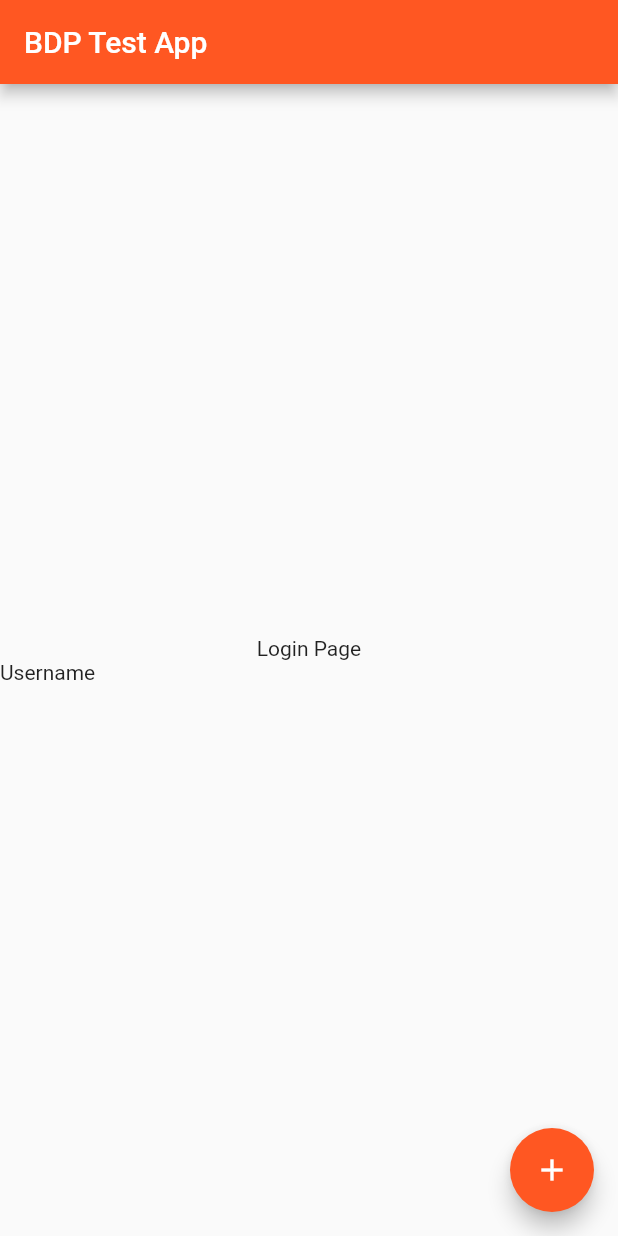
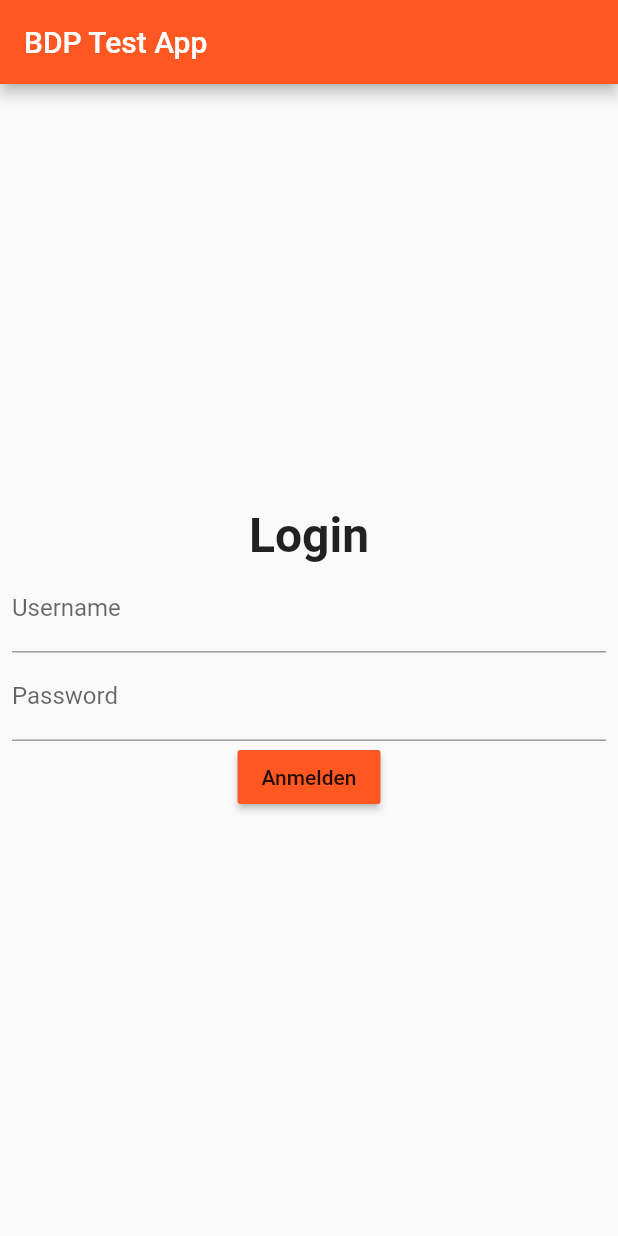
Before and after one commit to shukon/BDP, a Flutter app: the screen it shows after launch, on a phone screen of 412 x 824 dp. Run offline on Flutter 3.47's test engine with Material 2 defaults, Android fonts, the light colour scheme and no system bars.

Commit message:
Add login layout and messages

```diff
--- a/bdp_app/lib/main.dart
+++ b/bdp_app/lib/main.dart
@@ -2,7 +2,6 @@ import 'package:flutter/material.dart';
 import 'package:flutter/services.dart';
 
 void main() => runApp(MyApp());
-
 
 class MyApp extends StatelessWidget {
   // This widget is the root of your application.
@@ -26,7 +25,7 @@ class MyApp extends StatelessWidget {
   }
 }
 
-//Klasse für den Login-Screem
+//Klasse für den Login-Screen
 class HomePage extends StatefulWidget {
   HomePage({Key key, this.title}) : super(key: key);
 
@@ -45,16 +44,61 @@ class HomePage extends StatefulWidget {
   _HomePageState createState() => _HomePageState();
 }
 
+class _HomePageState extends State<HomePage> {
 
-class _HomePageState extends State<HomePage> {
-  int _counter = 0;
+  final TextEditingController _usernameFilter = new TextEditingController();
+  final TextEditingController _passwordFilter = new TextEditingController();
+
+  _HomePageState() {
+    _usernameFilter.addListener(_usernameListen);
+    _passwordFilter.addListener(_passwordListen);
+  }
+
+  String _username = "";
+  String _password = "";
+
+  String _loginSuccess = "login failed";
 
   String _activePage = "LoginPage";
 
+  void _usernameListen() {
+    if (_usernameFilter.text.isEmpty) {
+      setState(() {
+        _username = "";
+      });
+    } else {
+      setState(() {
+        _username = _usernameFilter.text;
+      });
+    }
+  }
+
+  void _passwordListen() {
+    if (_passwordFilter.text.isEmpty) {
+      setState(() {
+        _password = "";
+      });
+    } else {
+      setState(() {
+        _password = _passwordFilter.text;
+      });
+    }
+  }
 
   Future _loginButtonPressed() async {
     setState(() {
-      _activePage = "RoomsPage";
+      if (_username == "stefan" && _password == "1234") {
+        _loginSuccess = "erfolgreich angemeldet als stefan";
+        _activePage = "RoomsPage";
+      } else {
+        showDialog(
+            context: context,
+            barrierDismissible: true,
+            builder: (BuildContext context) {
+              return AlertDialog(
+                  title: new Text("Benuztername oda Paswoat falsch"));
+            });
+      }
     });
   }
 
@@ -66,12 +110,15 @@ class _HomePageState extends State<HomePage> {
 
   _backButtonPressed() {
     if (_activePage == "RoomsPage") {
-      setState((){_activePage = "LoginPage";});
+      setState(() {
+        _activePage = "LoginPage";
+      });
     } else if (_activePage == "ChatPage") {
-      setState((){_activePage = "RoomsPage";});
+      setState(() {
+        _activePage = "RoomsPage";
+      });
     }
   }
-
 
   Widget _LoginPage() {
     return Scaffold(
@@ -100,21 +147,39 @@ class _HomePageState extends State<HomePage> {
           // horizontal).
           mainAxisAlignment: MainAxisAlignment.center,
           children: <Widget>[
-            Text("Login Page"),
-            new Row(
-              children: [Text("Username")]
+            Text("Login", style: TextStyle(fontWeight: FontWeight.bold, fontSize: 32.0)),
+            new Container(
+              padding: EdgeInsets.symmetric(horizontal: 8.0),
+              child: new Column(
+                children: <Widget>[
+                  new Container(
+                    child: new TextField(
+                      controller: _usernameFilter,
+                      decoration: new InputDecoration(labelText: 'Username'),
+                    ),
+                  ),
+                  new Container(
+                    child: new TextField(
+                      controller: _passwordFilter,
+                      decoration: new InputDecoration(labelText: 'Password'),
+                      obscureText: true,
+                    ),
+                  ),
+                  RaisedButton(
+                      child: Text("Anmelden"),
+                      color: Colors.deepOrange,
+                      onPressed: () {
+                        _loginButtonPressed();
+                      },
+                  ),
+                ],
+              ),
             )
-            ],
+          ],
         ),
       ),
-      floatingActionButton: FloatingActionButton(
-        onPressed: _loginButtonPressed,
-        tooltip: 'Login',
-        child: Icon(Icons.add),
-      ), // This trailing comma makes auto-formatting nicer for build methods.
     );
   }
-
 
   Widget _RoomsPage() {
     return Scaffold(
@@ -125,21 +190,13 @@ class _HomePageState extends State<HomePage> {
         child: Column(
           mainAxisAlignment: MainAxisAlignment.center,
           children: <Widget>[
-            Text("roomspage"),
-            TextField(
-              maxLines: 4,
-            ),
-            Text(
-              '$_counter',
-              style: Theme
-                  .of(context)
-                  .textTheme
-                  .display1,
-            ),
-            IconButton(
-                icon: Icon(Icons.arrow_back),
-                onPressed: () { _backButtonPressed();}
-            ),
+            Text("rooms page"),
+            Text(_loginSuccess),
+            RaisedButton(
+                child: Text("Abmelden"),
+                onPressed: () {
+                  _backButtonPressed();
+                }),
           ],
         ),
       ),
@@ -165,8 +222,7 @@ class _HomePageState extends State<HomePage> {
                 icon: Icon(Icons.arrow_back),
                 onPressed: () {
                   _backButtonPressed();
-                }
-            ),
+                }),
           ],
         ),
       ),
```
